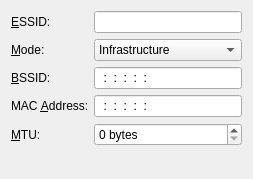
First picture: the form in libs/ui/wireless.ui, repository KDE/networkmanagement, before the edit.
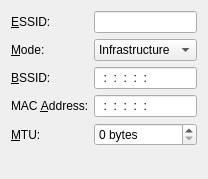
Second picture: the form after the edit. Custom widgets are drawn as their Qt base class.

What changed in the file:
```diff
--- a/libs/ui/wireless.ui
+++ b/libs/ui/wireless.ui
@@ -5,7 +5,7 @@
    <rect>
     <x>0</x>
     <y>0</y>
-    <width>253</width>
+    <width>208</width>
     <height>179</height>
    </rect>
   </property>
```
